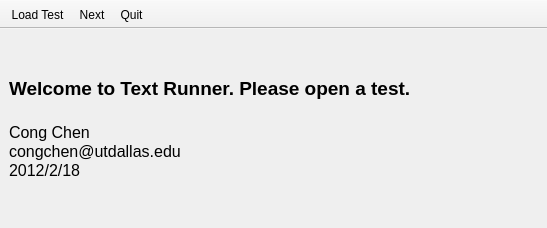
First picture: the form in MainWindow.ui, repository congchenutd/testrunner, before the edit.
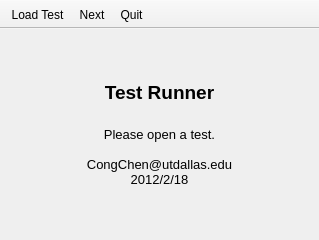
Second picture: the form after the edit. Icons and pictures are not drawn.

What changed in the file:
```diff
--- a/MainWindow.ui
+++ b/MainWindow.ui
@@ -6,8 +6,8 @@
    <rect>
     <x>0</x>
     <y>0</y>
-    <width>547</width>
-    <height>228</height>
+    <width>319</width>
+    <height>240</height>
    </rect>
   </property>
   <property name="windowTitle">
@@ -33,11 +33,12 @@
 &lt;html&gt;&lt;head&gt;&lt;meta name=&quot;qrichtext&quot; content=&quot;1&quot; /&gt;&lt;style type=&quot;text/css&quot;&gt;
 p, li { white-space: pre-wrap; }
 &lt;/style&gt;&lt;/head&gt;&lt;body style=&quot; font-family:'MS Shell Dlg 2'; font-size:14pt; font-weight:600; font-style:normal;&quot;&gt;
-&lt;p style=&quot; margin-top:0px; margin-bottom:0px; margin-left:0px; margin-right:0px; -qt-block-indent:0; text-indent:0px;&quot;&gt;&lt;span style=&quot; font-family:'Lucida Grande';&quot;&gt;Welcome to Text Runner. Please open a test.&lt;/span&gt;&lt;/p&gt;
-&lt;p style=&quot;-qt-paragraph-type:empty; margin-top:0px; margin-bottom:0px; margin-left:0px; margin-right:0px; -qt-block-indent:0; text-indent:0px; font-family:'Lucida Grande';&quot;&gt;&lt;/p&gt;
-&lt;p style=&quot; margin-top:0px; margin-bottom:0px; margin-left:0px; margin-right:0px; -qt-block-indent:0; text-indent:0px;&quot;&gt;&lt;span style=&quot; font-family:'Lucida Grande'; font-size:12pt; font-weight:400;&quot;&gt;Cong Chen&lt;/span&gt;&lt;/p&gt;
-&lt;p style=&quot; margin-top:0px; margin-bottom:0px; margin-left:0px; margin-right:0px; -qt-block-indent:0; text-indent:0px;&quot;&gt;&lt;span style=&quot; font-family:'Lucida Grande'; font-size:12pt; font-weight:400;&quot;&gt;congchen@utdallas.edu&lt;/span&gt;&lt;/p&gt;
-&lt;p style=&quot; margin-top:0px; margin-bottom:0px; margin-left:0px; margin-right:0px; -qt-block-indent:0; text-indent:0px;&quot;&gt;&lt;span style=&quot; font-family:'Lucida Grande'; font-size:12pt; font-weight:400;&quot;&gt;2012/2/18&lt;/span&gt;&lt;/p&gt;&lt;/body&gt;&lt;/html&gt;</string>
+&lt;p align=&quot;center&quot; style=&quot; margin-top:0px; margin-bottom:0px; margin-left:0px; margin-right:0px; -qt-block-indent:0; text-indent:0px;&quot;&gt;&lt;span style=&quot; font-family:'Lucida Grande';&quot;&gt;Test Runner&lt;/span&gt;&lt;/p&gt;
+&lt;p align=&quot;center&quot; style=&quot;-qt-paragraph-type:empty; margin-top:0px; margin-bottom:0px; margin-left:0px; margin-right:0px; -qt-block-indent:0; text-indent:0px; font-family:'Lucida Grande';&quot;&gt;&lt;/p&gt;
+&lt;p align=&quot;center&quot; style=&quot; margin-top:0px; margin-bottom:0px; margin-left:0px; margin-right:0px; -qt-block-indent:0; text-indent:0px;&quot;&gt;&lt;span style=&quot; font-family:'Lucida Grande'; font-size:10pt; font-weight:400;&quot;&gt;Please open a test.&lt;/span&gt;&lt;/p&gt;
+&lt;p align=&quot;center&quot; style=&quot;-qt-paragraph-type:empty; margin-top:0px; margin-bottom:0px; margin-left:0px; margin-right:0px; -qt-block-indent:0; text-indent:0px; font-family:'Lucida Grande'; font-size:10pt;&quot;&gt;&lt;/p&gt;
+&lt;p align=&quot;center&quot; style=&quot; margin-top:0px; margin-bottom:0px; margin-left:0px; margin-right:0px; -qt-block-indent:0; text-indent:0px;&quot;&gt;&lt;span style=&quot; font-family:'Lucida Grande'; font-size:10pt; font-weight:400;&quot;&gt;CongChen@utdallas.edu&lt;/span&gt;&lt;/p&gt;
+&lt;p align=&quot;center&quot; style=&quot; margin-top:0px; margin-bottom:0px; margin-left:0px; margin-right:0px; -qt-block-indent:0; text-indent:0px;&quot;&gt;&lt;span style=&quot; font-family:'Lucida Grande'; font-size:10pt; font-weight:400;&quot;&gt;2012/2/18&lt;/span&gt;&lt;/p&gt;&lt;/body&gt;&lt;/html&gt;</string>
       </property>
      </widget>
     </item>
```
